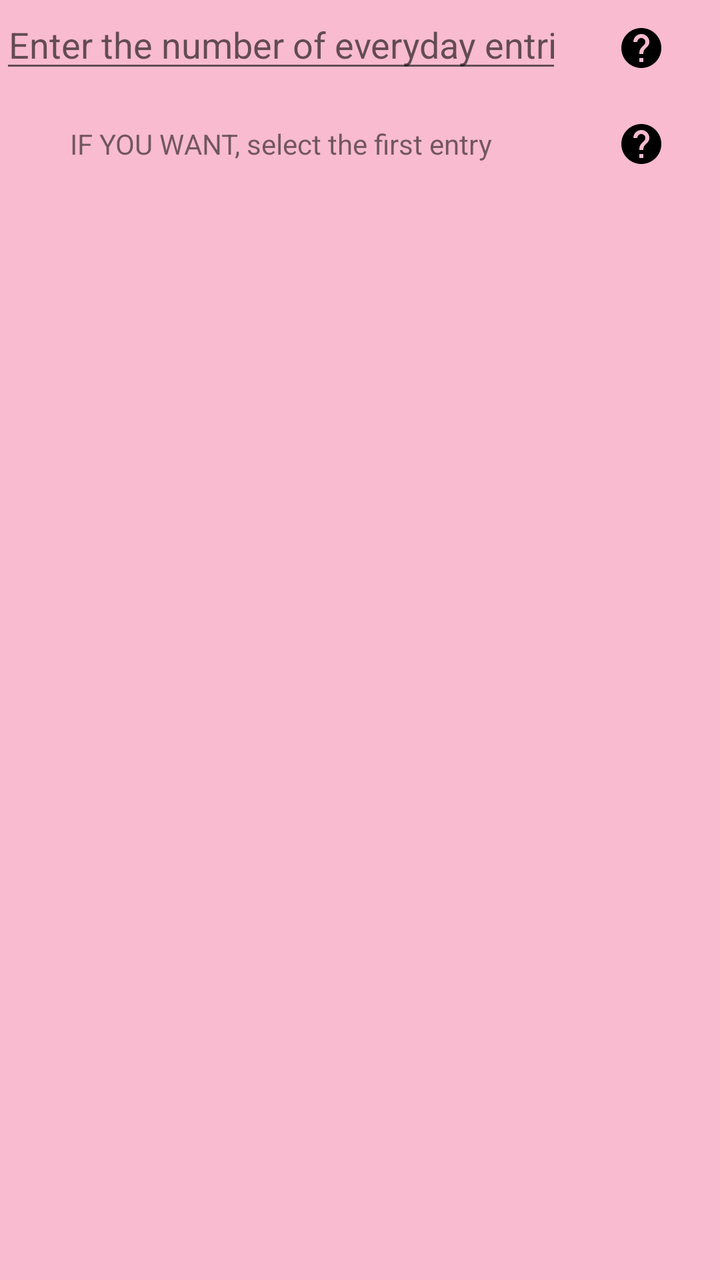
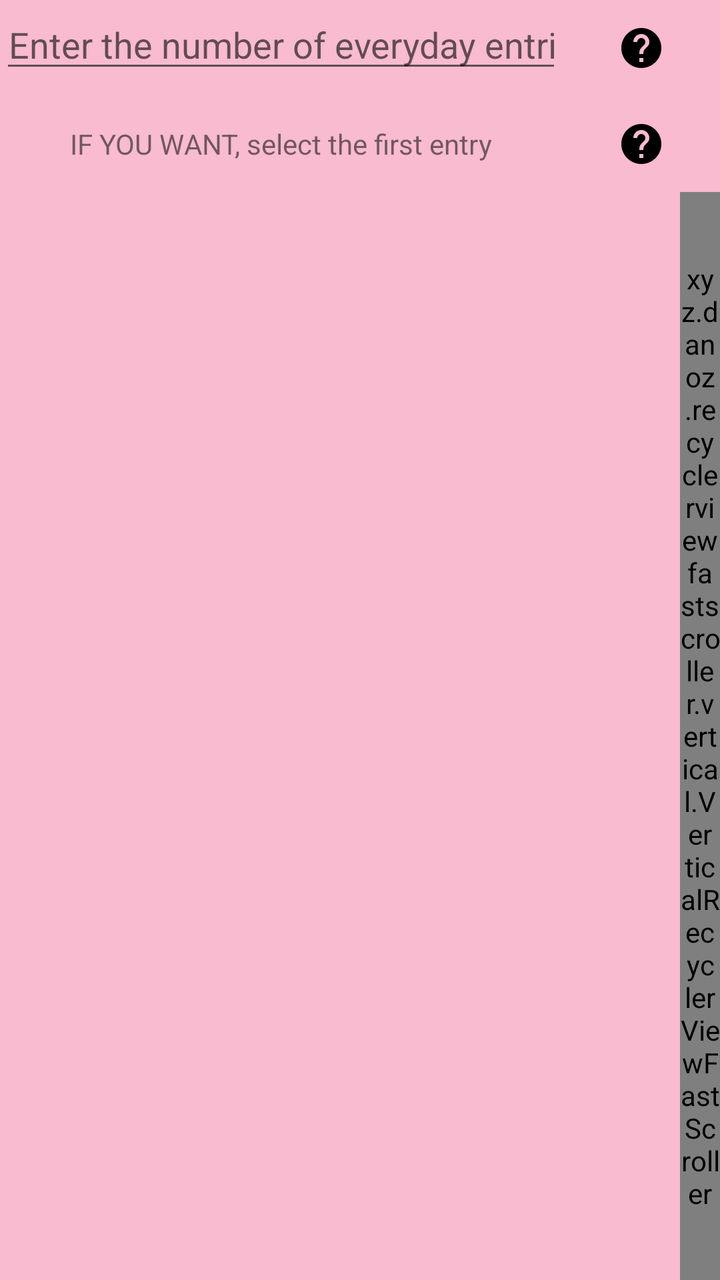

Screens rendered from an Android XML layout before and after an edit, with the pre-edit source and the edit as a unified diff.
<!-- AndroidManifest.xml: application theme MyMaterialTheme -->
<!-- res/layout/content_emulate_field.xml -->
<?xml version="1.0" encoding="utf-8"?>
<RelativeLayout
    xmlns:android="http://schemas.android.com/apk/res/android"
    xmlns:android.support.v7.cardview="http://schemas.android.com/apk/res-auto"
    xmlns:tools="http://schemas.android.com/tools"
    xmlns:app="http://schemas.android.com/apk/res-auto"
    android:layout_width="match_parent"
    android:layout_height="match_parent"
    app:layout_behavior="@string/appbar_scrolling_view_behavior"
    tools:showIn="@layout/app_bar_emulate_field">



    <LinearLayout
        android:id="@+id/number_of_entries_linearlayout"
        android:layout_width="match_parent"
        android:layout_height="wrap_content"
        android:orientation="horizontal"
        android:weightSum="10">

        <EditText
            android:id="@+id/enter_number_of_entries"
            android:layout_width="match_parent"
            android:layout_height="wrap_content"
            android:layout_weight="9"
            android:gravity="center"
            android:imeOptions="flagNoExtractUi"
            android:hint="@string/enter_the_number_of__everyday_entries"
            android:inputType="number"
            />

        <ImageButton
            android:id="@+id/number_of_entries_help"
            android:layout_width="wrap_content"
            android:layout_height="wrap_content"
            android:layout_weight="1"
            android:src="@drawable/ic_help_black_24dp"
            style="@style/Widget.AppCompat.Button.Borderless"/>
    </LinearLayout>

    <LinearLayout
        android:id="@+id/starting_entry_linearlayout"
        android:layout_width="match_parent"
        android:layout_height="wrap_content"
        android:orientation="horizontal"
        android:layout_below="@id/number_of_entries_linearlayout"
        android:gravity="center"
        android:weightSum="10">

        <TextView
            android:layout_width="match_parent"
            android:layout_height="wrap_content"
            android:layout_weight="9"
            android:gravity="center"
            android:text="@string/if_you_want_select_the_starting_entry"/>

        <ImageButton
            android:id="@+id/starting_entry_help"
            android:layout_width="wrap_content"
            android:layout_height="wrap_content"
            android:layout_weight="1"

            android:src="@drawable/ic_help_black_24dp"
            style="@style/Widget.AppCompat.Button.Borderless"/>
    </LinearLayout>



    <android.support.v7.widget.RecyclerView
        android:id="@+id/copy_move_entries_activity_recyclerview"
        android:layout_width="match_parent"
        android:layout_height="match_parent"
        android:layout_below="@id/starting_entry_linearlayout"/>

</RelativeLayout>
<!-- res/layout/app_bar_emulate_field.xml (included above) -->
<?xml version="1.0" encoding="utf-8"?>
<android.support.design.widget.CoordinatorLayout xmlns:android="http://schemas.android.com/apk/res/android"
    xmlns:app="http://schemas.android.com/apk/res-auto"
    xmlns:tools="http://schemas.android.com/tools"
    android:layout_width="match_parent"
    android:layout_height="match_parent"
    android:fitsSystemWindows="true">

    <android.support.design.widget.AppBarLayout
        android:layout_width="match_parent"
        android:layout_height="wrap_content"
        android:theme="@style/AppTheme.AppBarOverlay">
        <android.support.v7.widget.Toolbar xmlns:app="http://schemas.android.com/apk/res-auto"
            android:id="@+id/toolbar"
            android:layout_width="fill_parent"
            android:layout_height="?attr/actionBarSize"
            android:background="?attr/colorPrimary"
            android:minHeight="?attr/actionBarSize"
            android:layout_gravity="">

        </android.support.v7.widget.Toolbar>

        <View android:layout_width="match_parent"
            android:layout_height="4dp"
            android:background="@drawable/toolbar_drop_shadow"/>
    </android.support.design.widget.AppBarLayout>

    <include layout="@layout/content_emulate_field" />

</android.support.design.widget.CoordinatorLayout>
<!-- resources referenced by this layout -->
<resources>
  <!-- drawable ic_help_black_24dp: png bitmap (drawable-hdpi, 458 bytes) -->
  <!-- drawable toolbar_drop_shadow (drawable) -->
  <?xml version="1.0" encoding="utf-8"?>
  <shape xmlns:android="http://schemas.android.com/apk/res/android"
      android:shape="rectangle" >
  
      <gradient
          android:angle="90"
          android:endColor="#757575"
          android:startColor="#bdbdbd" />
  
  </shape>
  <string name="appbar_scrolling_view_behavior" translatable="false">android.support.design.widget.AppBarLayout$ScrollingViewBehavior</string>
  <string name="enter_the_number_of__everyday_entries">Enter the number of everyday entries</string>
  <string name="if_you_want_select_the_starting_entry">IF YOU WANT, select the first entry</string>
  <style name="AppTheme.AppBarOverlay" parent="ThemeOverlay.AppCompat.Dark.ActionBar" />
  <style name="MyMaterialTheme" parent="MyMaterialTheme.Base">
  
      </style>
  <style name="MyMaterialTheme.Base" parent="Theme.AppCompat.Light.DarkActionBar">
          <item name="windowNoTitle">true</item>
          <item name="windowActionBar">false</item>
          <item name="colorPrimary">@color/colorPrimary</item>
          <item name="colorPrimaryDark">@color/colorPrimaryDark</item>
          <item name="colorAccent">@color/colorAccent</item>
          <item name="android:windowBackground">@color/windowBackground</item>
      </style>
  <color name="colorPrimary">#EC407A</color>
  <color name="colorPrimaryDark">#AD1457</color>
  <color name="colorAccent">#EA80FC</color>
  <color name="windowBackground">#F8BBD0</color>
</resources>

<!-- the commit's change to res/layout/content_emulate_field.xml (unified diff, before → after) -->
@@ -65,13 +65,27 @@
     </LinearLayout>
 
 
+<RelativeLayout
+    android:layout_width="match_parent"
+    android:layout_height="wrap_content"
+    android:layout_below="@id/starting_entry_linearlayout">
 
     <android.support.v7.widget.RecyclerView
         android:id="@+id/copy_move_entries_activity_recyclerview"
         android:layout_width="match_parent"
         android:layout_height="match_parent"
-        android:layout_below="@id/starting_entry_linearlayout"/>
+       />
 
+    <xyz.danoz.recyclerviewfastscroller.vertical.VerticalRecyclerViewFastScroller
+        android:id="@+id/fast_scroller"
+        android:layout_width="20dp"
+        android:layout_height="match_parent"
+        android:layout_alignParentRight="true"
+        android:layout_alignParentEnd="true"
+        app:rfs_barColor="#00000000"
+        app:rfs_handleColor="#260000ff"
+        />
+</RelativeLayout>
 </RelativeLayout>
 <!-- res/layout/app_bar_emulate_field.xml (included above) -->
 <?xml version="1.0" encoding="utf-8"?>
